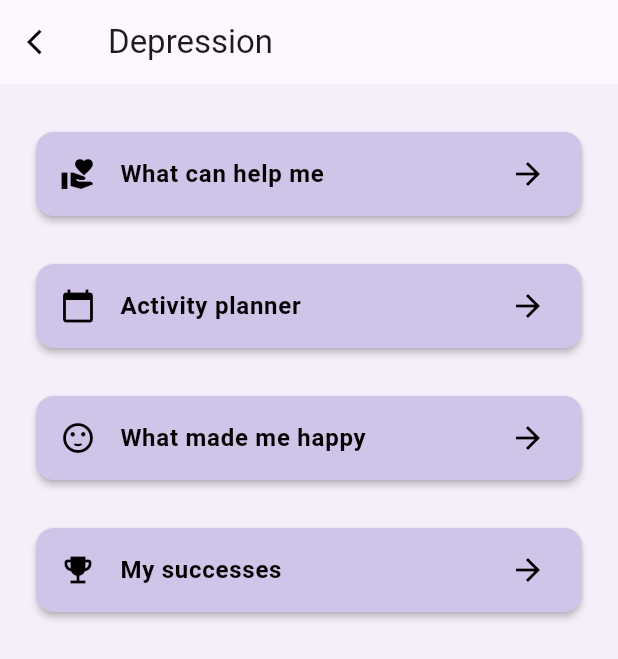
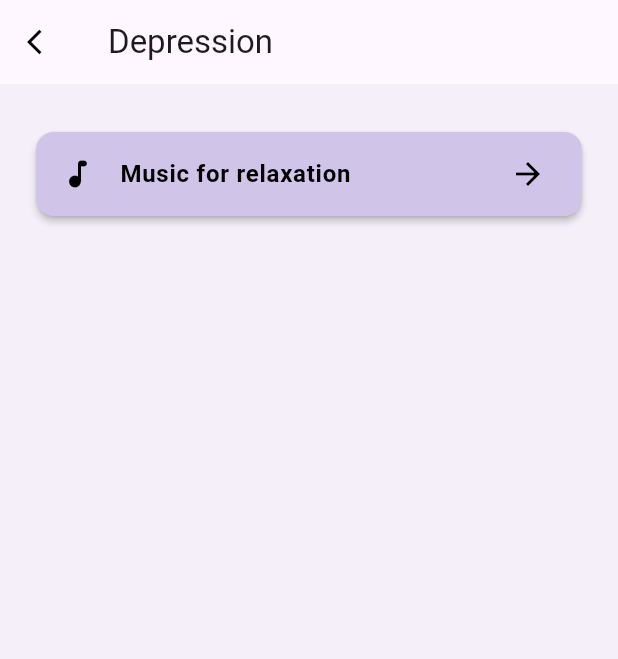
Before and after one commit to GeetishM/MindSarthi, a Flutter app: the Depression screen opened by its route, on a phone screen of 412 x 824 dp. Shown: the top 659 px of the screen. Run offline on Flutter 3.47's test engine with Material 3 defaults, Android fonts, the phone set to English and light mode, and no system bars; our stand-ins replace cloud_firestore, firebase_auth, firebase_core, flutter_markdown, flutter_secure_storage, flutter_slidable and 15 more; accounts and stored records are empty.

```diff
--- a/lib/core/routes/app_routes.dart
+++ b/lib/core/routes/app_routes.dart
@@ -7,6 +7,7 @@ import 'package:mindsarthi/features/personal_user/screens/1homepage/Resources/an
 import 'package:mindsarthi/features/personal_user/screens/1homepage/Resources/depression.dart';
 import 'package:mindsarthi/features/personal_user/screens/1homepage/Resources/selfharm.dart';
 import 'package:mindsarthi/features/personal_user/screens/1homepage/dailygoals/home.dart';
+import 'package:mindsarthi/features/personal_user/screens/nav.dart';
 import 'package:mindsarthi/features/professional_user/auth/professional_auth.dart';
 import 'package:mindsarthi/features/welcome.dart';
 
@@ -23,11 +24,14 @@ class AppRouter {
       '/depression': (context) => const Depression(),
       '/selfharm': (context) => const SelfHarm(),
       '/journal': (context) => const Journal(),
+      '/navbar': (context) => const NavBar(),
 
       '/todaysgoals': (context) {
         // Ensure the box is opened before accessing it
         final box = Hive.box('mybox');
         return TodaysGoals(box: box);
+
+
       },
     };
   }
--- a/lib/features/personal_user/screens/1homepage/Resources/depression.dart
+++ b/lib/features/personal_user/screens/1homepage/Resources/depression.dart
@@ -1,5 +1,6 @@
 import 'package:flutter/material.dart';
 import 'package:flutter_svg/svg.dart';
+import 'package:mindsarthi/features/personal_user/screens/1homepage/Resources/spotify_screen.dart';
 
 class Depression extends StatefulWidget {
   const Depression({super.key});
@@ -11,43 +12,35 @@ class Depression extends StatefulWidget {
 class _DepressionState extends State<Depression> {
   @override
   Widget build(BuildContext context) {
-    return  Scaffold(
+    return Scaffold(
       appBar: AppBar(
         title: Text('Depression'),
         leading: IconButton(
           onPressed: () {
             Navigator.pushNamed(context, '/navbar');
           },
-          icon: const Icon(
-            Icons.arrow_back_ios,
-            size: 20,
-            color: Colors.black,
-          ),
+          icon: const Icon(Icons.arrow_back_ios, size: 20, color: Colors.black),
         ),
       ),
       body: Padding(
         padding: const EdgeInsets.all(16.0),
         child: Column(
           children: [
-            _buildCard(
-              context,
-              icon: Icons.volunteer_activism,
-              text: 'What can help me',
-            ),
-            _buildCard(
-              context,
-              icon: Icons.calendar_today,
-              text: 'Activity planner',
-            ),
-            _buildCard(
-              context,
-              icon: Icons.sentiment_satisfied,
-              text: 'What made me happy',
-            ),
-            _buildCard(
-              context,
-              icon: Icons.emoji_events,
-              text: 'My successes',
+            buildCard(
+              icon: Icons.music_note_rounded,
+              text: 'Music for relaxation',
+              onTap: () {
+                Navigator.push(
+                  context,
+                  MaterialPageRoute(
+                    builder:
+                        (_) => const SpotifyPlayerScreen(
+                          playlistId:
+                              '48HRfQBhsPP0Wm07AUpfHA', // Replace with yours
+                        ),
+                  ),
+                );
+              },
             ),
           ],
         ),
@@ -55,40 +48,27 @@ class _DepressionState extends State<Depression> {
     );
   }
 
-  Widget _buildCard(BuildContext context, {required IconData icon, required String text}) {
+  Widget buildCard({
+    required IconData icon,
+    required String text,
+    required VoidCallback onTap,
+  }) {
     return Padding(
       padding: const EdgeInsets.symmetric(vertical: 8.0),
       child: Card(
-        color: Color(0xFFD1C4E9),
-        shape: RoundedRectangleBorder(
-          borderRadius: BorderRadius.circular(12),
-        ),
+        color: const Color(0xFFD1C4E9),
+        shape: RoundedRectangleBorder(borderRadius: BorderRadius.circular(12)),
         child: ListTile(
           leading: Icon(icon, color: Colors.black),
           title: Text(
             text,
-            style: TextStyle(color: Colors.black, fontWeight: FontWeight.bold),
+            style: const TextStyle(
+              color: Colors.black,
+              fontWeight: FontWeight.bold,
+            ),
           ),
-          trailing: Icon(Icons.arrow_forward, color: Colors.black),
-          onTap: () {
-            // Show SVG image in a dialog
-            showDialog(
-              context: context,
-              builder: (context) => Dialog(
-                shape: RoundedRectangleBorder(
-                  borderRadius: BorderRadius.circular(12.0),
-                ),
-                child: Padding(
-                  padding: const EdgeInsets.all(16.0),
-                  child: SvgPicture.asset(
-                    'lib/assets/In progress-amico.svg',
-                    height: 200,
-                    width: 200,
-                  ),
-                ),
-              ),
-            );
-          },
+          trailing: const Icon(Icons.arrow_forward, color: Colors.black),
+          onTap: onTap,
         ),
       ),
     );
```
Also changed, not shown: lib/features/personal_user/screens/1homepage/Resources/selfharm.dart (+57 -40 lines).
